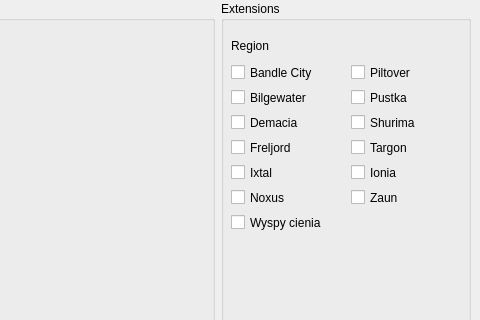
Above: mainwindow.ui from marcinwozniak0/BakcylProgramowania_2020 before the change; both pictures show x 743 to 1223 and y 195 to 515 of the 1223 by 827 pixel window. Below: the same form after it.
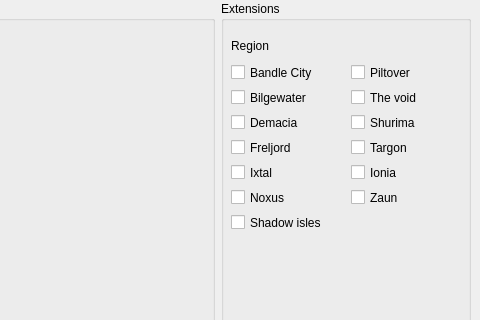
That is the form after the change. The open tabs and pages were chosen to show the change.

Commit message: Change polish names of regions to english

```diff
--- a/mainwindow.ui
+++ b/mainwindow.ui
@@ -490,7 +490,7 @@
           </rect>
          </property>
          <property name="text">
-          <string>Pustka</string>
+          <string>The void</string>
          </property>
         </widget>
         <widget class="QCheckBox" name="Region_14">
@@ -529,7 +529,7 @@
           </rect>
          </property>
          <property name="text">
-          <string>Wyspy cienia</string>
+          <string>Shadow isles</string>
          </property>
         </widget>
        </widget>
```
Left out of the diff: 2 changed lines with no effect on the pictures.
